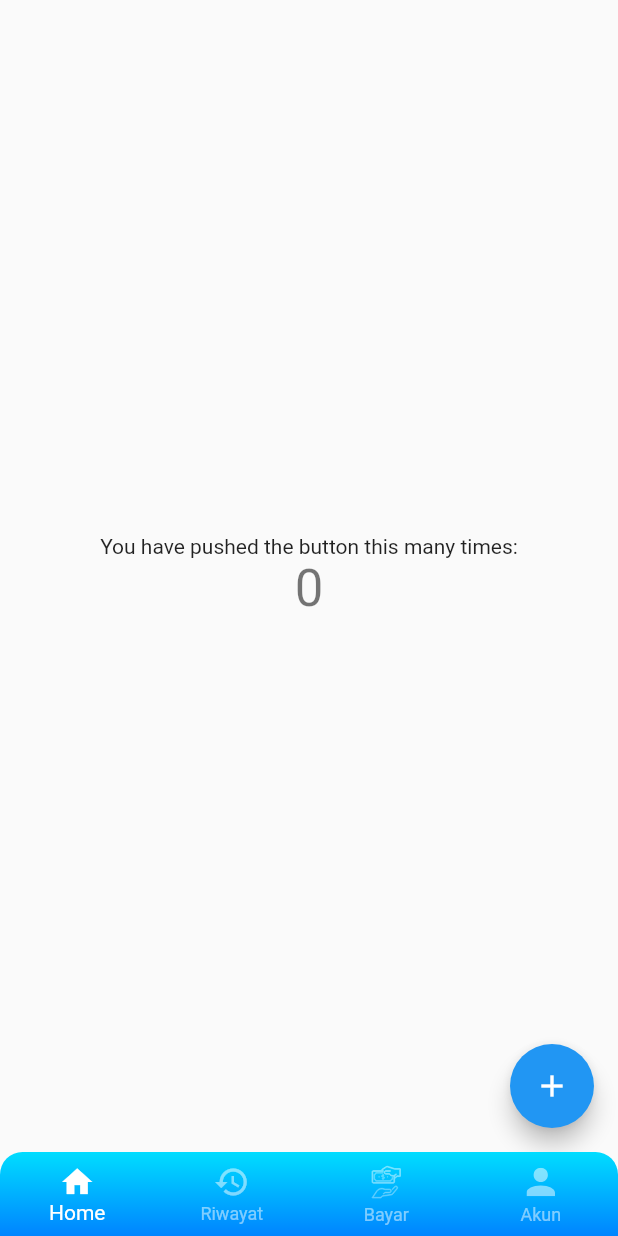
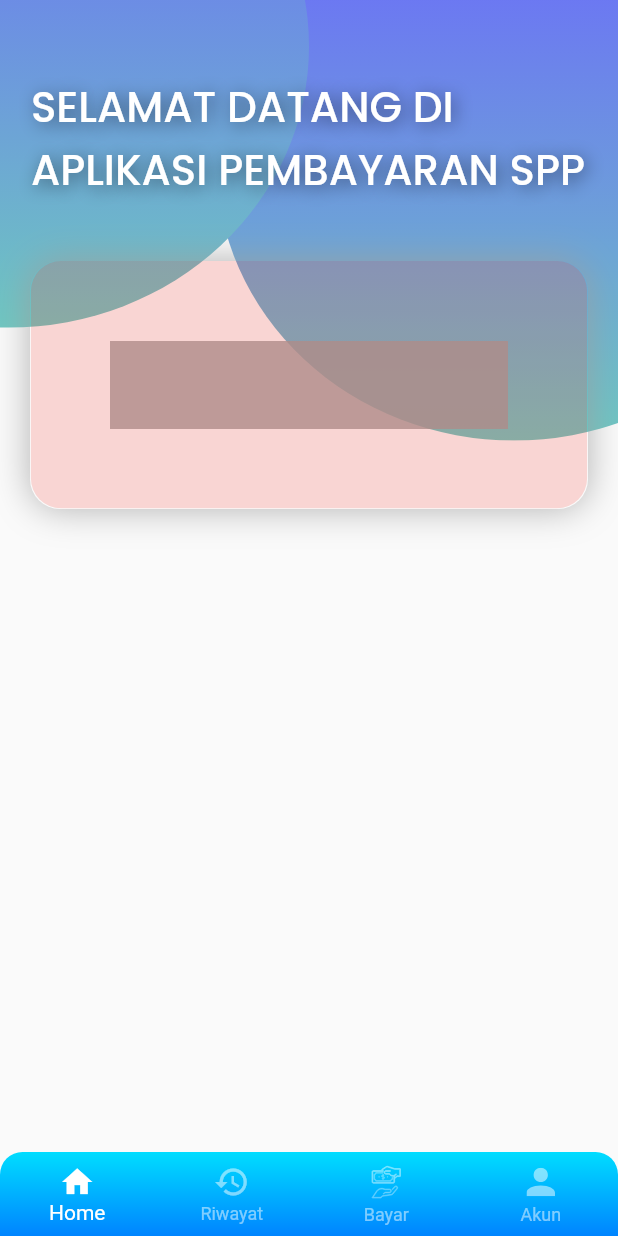
Before and after one commit to TeamFunction/spp_project, a Flutter app: the screen it shows after launch, on a phone screen of 412 x 824 dp. Run offline on Flutter 3.47's test engine with Material 2 defaults, Android fonts, the phone set to English and light mode, and no system bars; our stand-ins replace flutter_svg, google_fonts.

Commit message:
memperbarui home

```diff
--- /dev/null
+++ b/lib/screens/pages/home copy.dart
@@ -0,0 +1,44 @@
+import 'package:flutter/material.dart';
+
+class Home extends StatefulWidget {
+  const Home({Key? key}) : super(key: key);
+
+  @override
+  State<Home> createState() => _HomeState();
+}
+
+class _HomeState extends State<Home> {
+  int _counter = 0;
+
+  void _incrementCounter() {
+    setState(() {
+        _counter++;
+    });
+  }
+
+  @override
+  Widget build(BuildContext context) {
+    return Scaffold(
+      body: Center(
+        child: Column(
+
+          mainAxisAlignment: MainAxisAlignment.center,
+          children: <Widget>[
+            const Text(
+              'You have pushed the button this many times:',
+            ),
+            Text(
+              '$_counter',
+              style: Theme.of(context).textTheme.headline4,
+            ),
+          ],
+        ),
+      ),
+      floatingActionButton: FloatingActionButton(
+        onPressed: _incrementCounter,
+        tooltip: 'Increment',
+        child: const Icon(Icons.add),
+      ), // This trailing comma makes auto-formatting nicer for build methods.
+    );
+  }
+}
--- a/lib/screens/pages/home.dart
+++ b/lib/screens/pages/home.dart
@@ -1,4 +1,9 @@
 import 'package:flutter/material.dart';
+import 'package:flutter/rendering.dart';
+import 'package:flutter_svg/svg.dart';
+import 'package:google_fonts/google_fonts.dart';
+import 'package:project_spp/conf.dart';
+import 'package:project_spp/models/intro_model.dart';
 
 class Home extends StatefulWidget {
   const Home({Key? key}) : super(key: key);
@@ -8,37 +13,97 @@ class Home extends StatefulWidget {
 }
 
 class _HomeState extends State<Home> {
-  int _counter = 0;
-
-  void _incrementCounter() {
-    setState(() {
-        _counter++;
-    });
-  }
-
   @override
   Widget build(BuildContext context) {
-    return Scaffold(
-      body: Center(
+    return Container(
+      height: MediaQuery.of(context).size.height,
+      width: MediaQuery.of(context).size.width,
+      child: Stack(
+        children: [
+          Container(
+            width: MediaQuery.of(context).size.width,
+            alignment: Alignment.topRight,
+            child: SvgPicture.asset(
+              bgRTE,
+              width: MediaQuery.of(context).size.width * 0.65,
+            ),
+          ),
+          Container(
+            width: MediaQuery.of(context).size.width,
+            alignment: Alignment.topLeft,
+            child: SvgPicture.asset(bgLTE,
+                width: MediaQuery.of(context).size.width * 0.5),
+          ),
+          Center(
+            child: Container(
+              height: MediaQuery.of(context).size.height,
+              width: MediaQuery.of(context).size.width * 0.9,
               child: Column(
-
-          mainAxisAlignment: MainAxisAlignment.center,
-          children: <Widget>[
-            const Text(
-              'You have pushed the button this many times:',
+                children: [
+                  SizedBox(
+                    height: 50,
                   ),
                   Text(
-              '$_counter',
-              style: Theme.of(context).textTheme.headline4,
+                    "SELAMAT DATANG DI APLIKASI PEMBAYARAN SPP",
+                    style: GoogleFonts.poppins(
+                      textStyle: TextStyle(
+                        fontSize: 28,
+                        color: Colors.white,
+                        fontWeight: FontWeight.w500,
+                        shadows: [
+                          Shadow(
+                            color: Colors.black.withOpacity(0.5),
+                            offset: Offset(2, 2),
+                            blurRadius: 15,
+                          )
+                        ],
+                      ),
+                    ),
+                  ),
+                  SizedBox(
+                    height: 40,
+                  ),
+                  Container(
+                    width: MediaQuery.of(context).size.width,
+                    height: MediaQuery.of(context).size.height * 0.2,
+                    clipBehavior: Clip.antiAliasWithSaveLayer,
+                    decoration: BoxDecoration(
+                      color: Colors.red.withOpacity(0.2),
+                      shape: BoxShape.rectangle,
+                      borderRadius: BorderRadius.circular(20),
+                      // backgroundBlendMode: BlendMode.src,
+                      boxShadow: [
+                        BoxShadow(
+                          blurStyle: BlurStyle.outer,
+                          color: Colors.grey.withOpacity(0.8),
+                          blurRadius: 20,
+                          offset: Offset(0, 0),
                         ),
                       ],
                     ),
                   ),
-      floatingActionButton: FloatingActionButton(
-        onPressed: _incrementCounter,
-        tooltip: 'Increment',
-        child: const Icon(Icons.add),
-      ), // This trailing comma makes auto-formatting nicer for build methods.
+                ],
+              ),
+            ),
+          )
+        ],
+      ),
     );
   }
 }
+
+class InvertedClipper extends CustomClipper<Path> {
+  InvertedClipper();
+
+  @override
+  Path getClip(Size size) {
+    return Path.combine(
+      PathOperation.difference,
+      Path()..addRect(Rect.fromLTWH(1, 1, size.width + 10, size.height + 10)),
+      Path()..addRect(Rect.fromLTWH(0, 0, size.width, size.height)),
+    );
+  }
+
+  @override
+  bool shouldReclip(CustomClipper<Path> oldClipper) => true;
+}
```
Also changed, not shown: lib/screens/pages/profile.dart (+19 -27 lines), pubspec.yaml (+4 -10 lines), pubspec.lock. Lines whose indentation alone changed are shown as unchanged.
